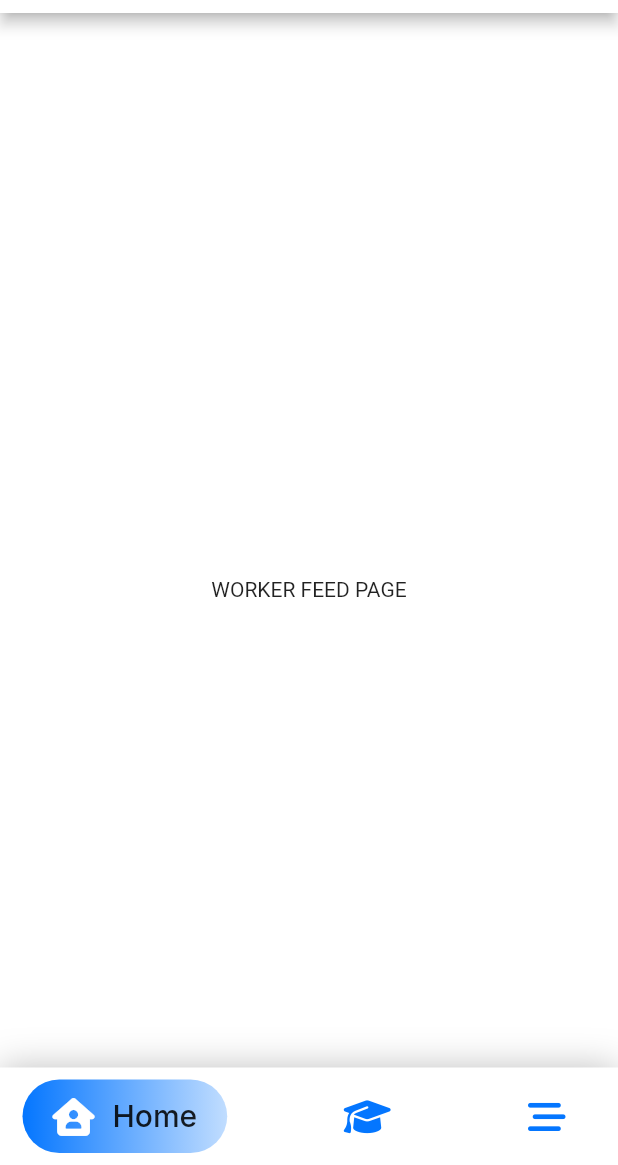
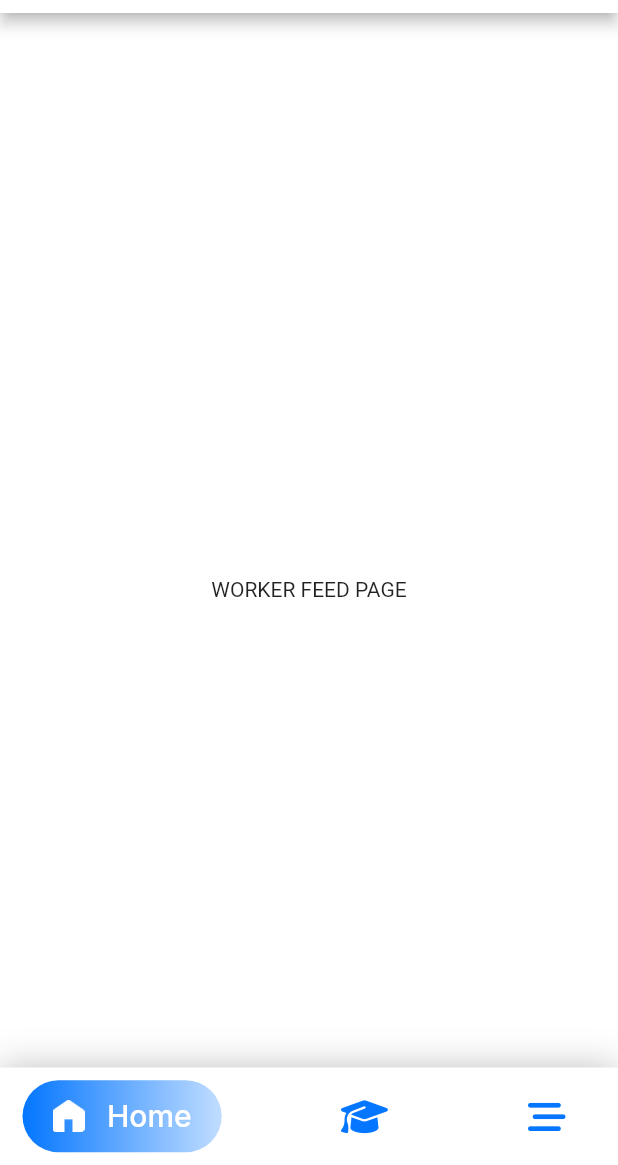
Before and after one commit to BlockchainResearchLab/AroundU, a Flutter app: the screen it shows after launch, on a phone screen of 412 x 824 dp, the part 71-1236 px from its top. Run offline on Flutter 3.47's test engine with Material 2 defaults, Android fonts, the phone set to English and light mode, and no system bars; drawn by our look-alikes of google_nav_bar; our stand-ins replace flutter_otp_text_field, font_awesome_flutter, google_fonts, smooth_page_indicator, video_player.

Commit message:
Added Home Icon

```diff
--- a/lib/constants/constants.dart
+++ b/lib/constants/constants.dart
@@ -11,6 +11,7 @@ class ImageLink {
   static const String login = "assets/images/LoginPage.png";
   static const String choosing = "assets/images/ChoosingImage.png";
   static const String splash = "assets/videos/splash.mp4";
+  static const String home = "assets/images/Home.png";
 }
 
 class AppTheme {
--- a/lib/workers/workers_routing_page.dart
+++ b/lib/workers/workers_routing_page.dart
@@ -49,6 +49,7 @@ class _WorkerRoutingPageState extends State<WorkerRoutingPage> {
               ),
               child: GNav(
                 textStyle: GoogleFonts.inter(
+                  color: Colors.white,
                   fontSize: 20,
                   fontWeight: FontWeight.w500,
                 ),
@@ -69,14 +70,15 @@ class _WorkerRoutingPageState extends State<WorkerRoutingPage> {
                 const EdgeInsets.symmetric(horizontal: 20, vertical: 12),
                 duration: const Duration(milliseconds: 300),
                 color: AppTheme.primaryColor,
-                tabs: const [
+                tabs: [
                   GButton(
                     backgroundColor: Colors.white,
-                    icon: FontAwesomeIcons.houseUser,
+                    icon: Icons.home_filled,
+                    leading: Image.asset(ImageLink.home,scale: 3,),
                     iconSize: 25,
                     gap: 15,
                     text: 'Home',
-                    textColor: Colors.white,
+                    textColor: AppTheme.primaryColor,
                     textSize: 40,
                   ),
                   GButton(
@@ -85,7 +87,7 @@ class _WorkerRoutingPageState extends State<WorkerRoutingPage> {
                     iconSize: 25,
                     text: 'Skill',
                     gap: 15,
-                    textColor: Colors.red,
+                    textColor: AppTheme.primaryColor,
                     textSize: 40,
                   ),
                   GButton(
@@ -94,7 +96,7 @@ class _WorkerRoutingPageState extends State<WorkerRoutingPage> {
                     iconSize: 25,
                     text: 'Menu',
                     gap: 15,
-                    textColor: Colors.white,
+                    textColor: AppTheme.primaryColor,
                     textSize: 40,
                   ),
                 ],
```
Also changed, not shown: assets/images/Home.png (added), 1 other file.
